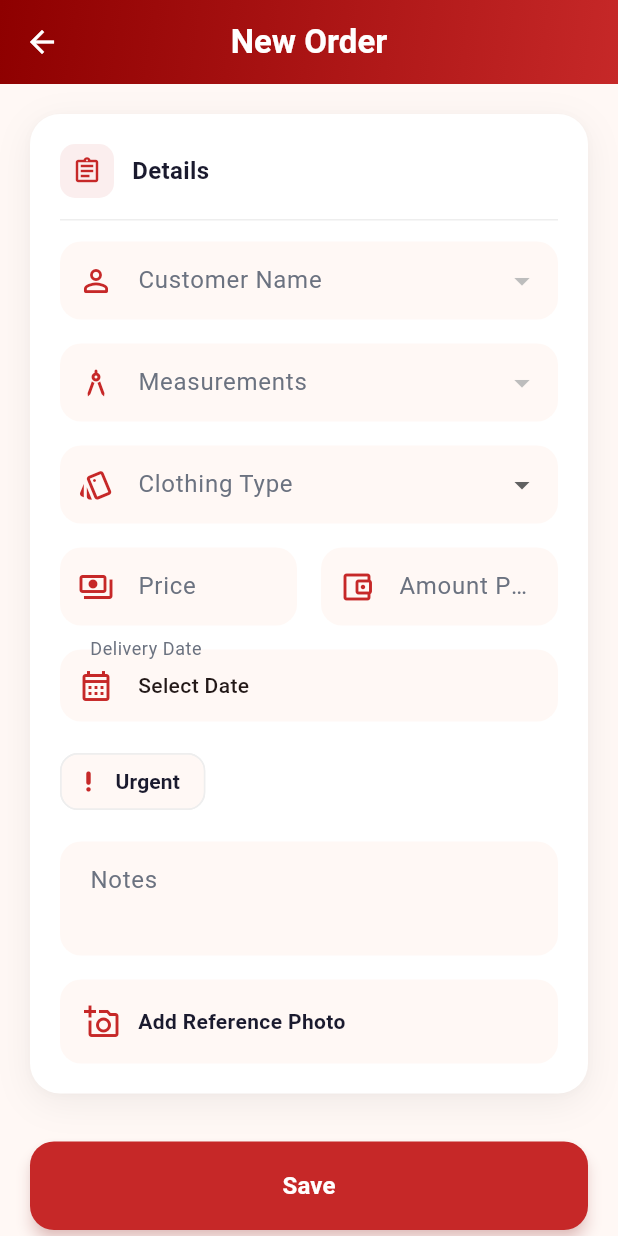
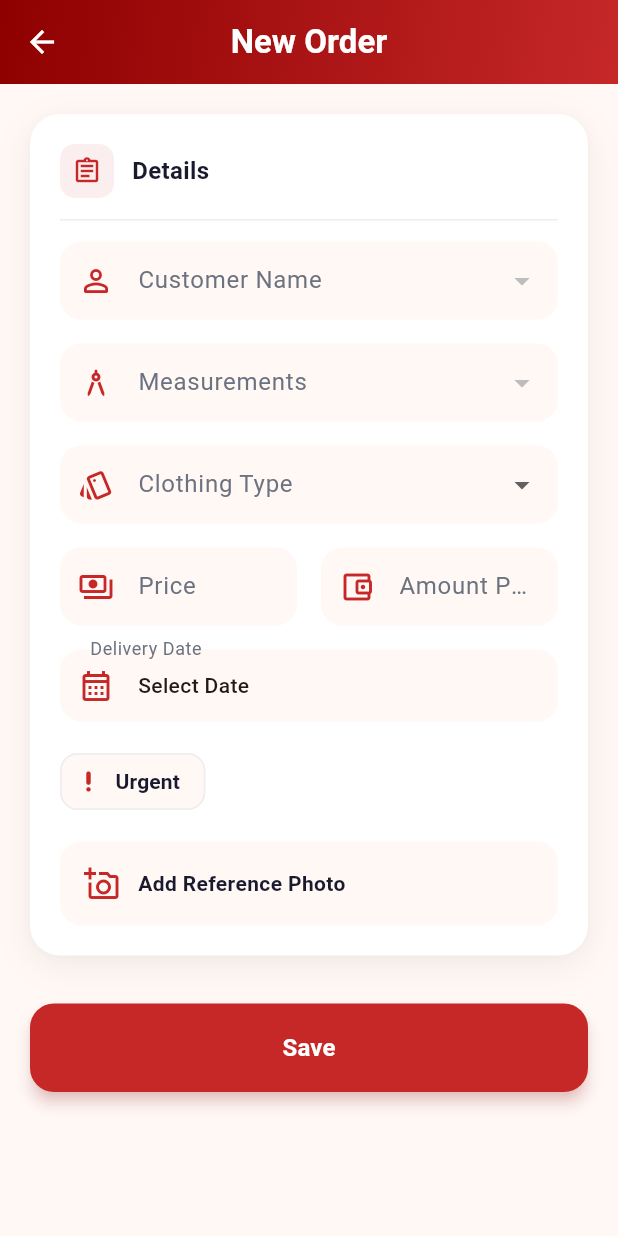
Before and after one commit to zaheerabbasdev/Zubair-Tailor-, a Flutter app: the OrderFormScreen screen opened directly, on a phone screen of 412 x 824 dp. Run offline on Flutter 3.47's test engine with Material 3 defaults, Android fonts, the phone set to English and light mode, and no system bars; our stand-ins replace csv, flutter_local_notifications, flutter_secure_storage, google_sign_in, image_picker, pdf and 6 more; missing offline and left inert: extension_google_sign_in_as_googleapis_auth, googleapis; accounts and stored records are empty.

Commit message:
remove the notes field from all forms

```diff
--- a/mobile_app/lib/screens/order_form_screen.dart
+++ b/mobile_app/lib/screens/order_form_screen.dart
@@ -41,7 +41,6 @@ class _OrderFormScreenState extends State<OrderFormScreen> {
   String? _selectedClothingType;
   late final TextEditingController _priceController;
   late final TextEditingController _amountPaidController;
-  late final TextEditingController _notesController;
   DateTime? _deliveryDate;
   bool _priority = false;
   String? _imagePath;
@@ -54,7 +53,6 @@ class _OrderFormScreenState extends State<OrderFormScreen> {
     _selectedClothingType = o?.clothingType;
     _priceController = TextEditingController(text: o != null ? o.price.toString() : '');
     _amountPaidController = TextEditingController(text: o != null && o.amountPaid > 0 ? o.amountPaid.toString() : '');
-    _notesController = TextEditingController(text: o?.notes ?? '');
     _deliveryDate = o?.deliveryDate;
     _priority = o?.priority ?? false;
     _imagePath = o?.imageUrl;
@@ -65,7 +63,6 @@ class _OrderFormScreenState extends State<OrderFormScreen> {
   void dispose() {
     _priceController.dispose();
     _amountPaidController.dispose();
-    _notesController.dispose();
     super.dispose();
   }
 
@@ -381,19 +378,7 @@ class _OrderFormScreenState extends State<OrderFormScreen> {
                     side: BorderSide(color: _priority ? AppColors.primary : AppColors.divider),
                     showCheckmark: false,
                   ),
-                  const SizedBox(height: 16),
-                  TextFormField(
-                    controller: _notesController,
-                    maxLines: 2,
-                    decoration: InputDecoration(
-                      labelText: l10n.notes,
-                      alignLabelWithHint: true,
-                      filled: true,
-                      fillColor: AppColors.background,
-                      border: OutlineInputBorder(borderRadius: BorderRadius.circular(14), borderSide: BorderSide.none),
-                      enabledBorder: OutlineInputBorder(borderRadius: BorderRadius.circular(14), borderSide: BorderSide.none),
-                    ),
-                  ),
+
                   const SizedBox(height: 16),
                   InkWell(
                     onTap: _pickImage,
@@ -475,7 +460,7 @@ class _OrderFormScreenState extends State<OrderFormScreen> {
       priority: _priority,
       deliveryDate: _deliveryDate,
       status: widget.order?.status ?? 'Pending',
-      notes: _notesController.text,
+      notes: '',
       imageUrl: _imagePath,
     );
 
```
Also changed, not shown: mobile_app/lib/screens/measurement_form_screen.dart (+2 -22 lines), mobile_app/lib/widgets/add_customer_sheet.dart (+2 -18 lines).
